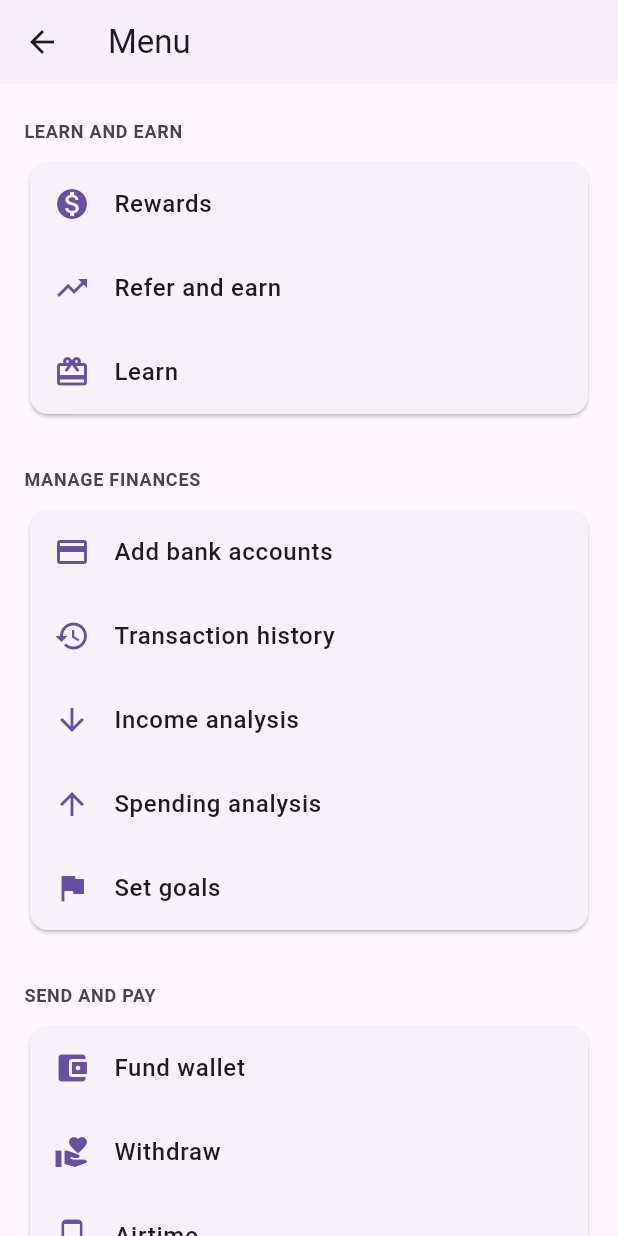
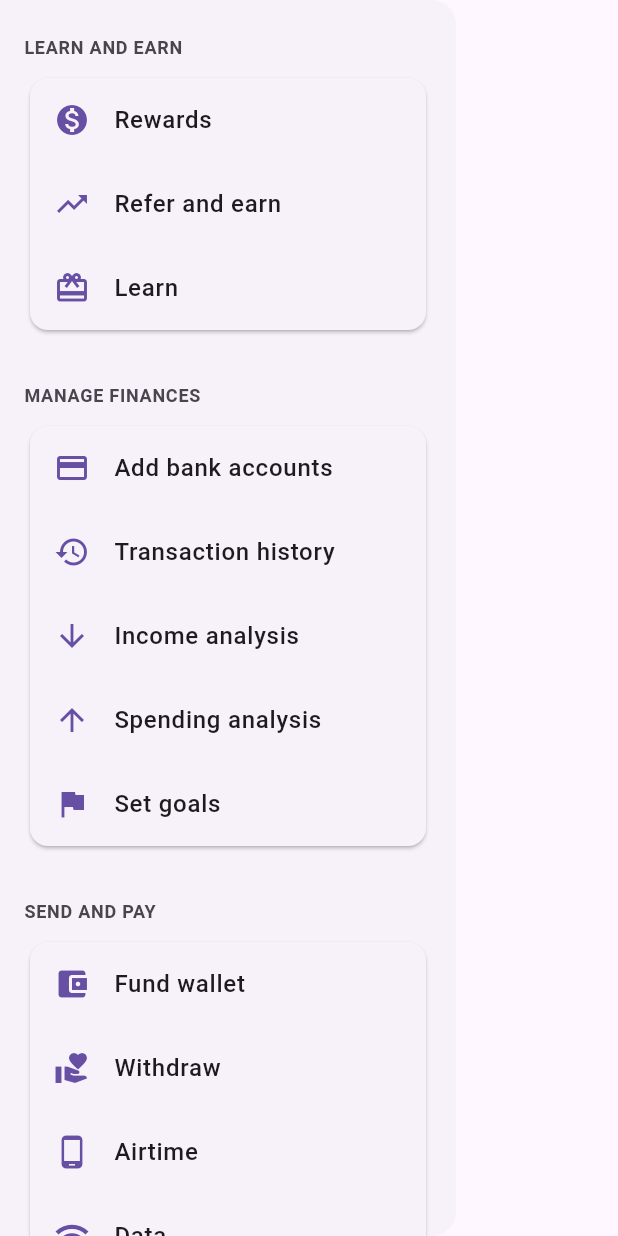
Before and after one commit to rmoskiii/ng-wallet-flutter, a Flutter app: the MenuPage widget shown alone on an empty page, opened directly, on a phone screen of 412 x 824 dp. Run offline on Flutter 3.47's test engine with Material 3 defaults, Android fonts, the phone set to English and light mode, and no system bars; our stand-ins replace fl_chart.

Commit message:
menu added

```diff
--- a/lib/constants/menu_page.dart
+++ b/lib/constants/menu_page.dart
@@ -6,9 +6,11 @@ class MenuPage extends StatelessWidget {
 
   void _handleItemTap(BuildContext context, MenuItemData item) {
     if (item.route != null) {
+      Navigator.pop(context); // close drawer first
       // Later: Navigator.pushNamed(context, item.route!);
       debugPrint("Navigate to ${item.route}");
     } else {
+      Navigator.pop(context);
       debugPrint("Tapped on '${item.name}' (no route yet)");
     }
   }
@@ -17,15 +19,9 @@ class MenuPage extends StatelessWidget {
   Widget build(BuildContext context) {
     final theme = Theme.of(context);
 
-    return Scaffold(
-      appBar: AppBar(
-        leading: BackButton(),
-        title: const Text("Menu"),
-        elevation: 1,
-        backgroundColor: theme.colorScheme.surface,
-        foregroundColor: theme.colorScheme.onSurface,
-      ),
-      body: ListView.builder(
+    return Drawer(
+      child: SafeArea(
+        child: ListView.builder(
           padding: const EdgeInsets.all(16),
           itemCount: ngWalletMenuItems.length,
           itemBuilder: (context, sectionIndex) {
@@ -56,10 +52,12 @@ class MenuPage extends StatelessWidget {
                   child: Column(
                     children: section.items.map((item) {
                       return ListTile(
-                      leading: Icon(item.icon, color: theme.colorScheme.primary),
+                        leading: Icon(item.icon,
+                            color: theme.colorScheme.primary),
                         title: Text(
                           item.name,
-                        style: const TextStyle(fontWeight: FontWeight.w500),
+                          style:
+                              const TextStyle(fontWeight: FontWeight.w500),
                         ),
                         onTap: () => _handleItemTap(context, item),
                       );
@@ -67,13 +65,13 @@ class MenuPage extends StatelessWidget {
                   ),
                 ),
 
-              // Divider between sections
                 if (sectionIndex < ngWalletMenuItems.length - 1)
                   const SizedBox(height: 24),
               ],
             );
           },
         ),
+      ),
     );
   }
 }
```
Also changed, not shown: lib/shared/widgets/bottom_nav.dart (+2 -10 lines). Lines whose indentation alone changed are shown as unchanged.
